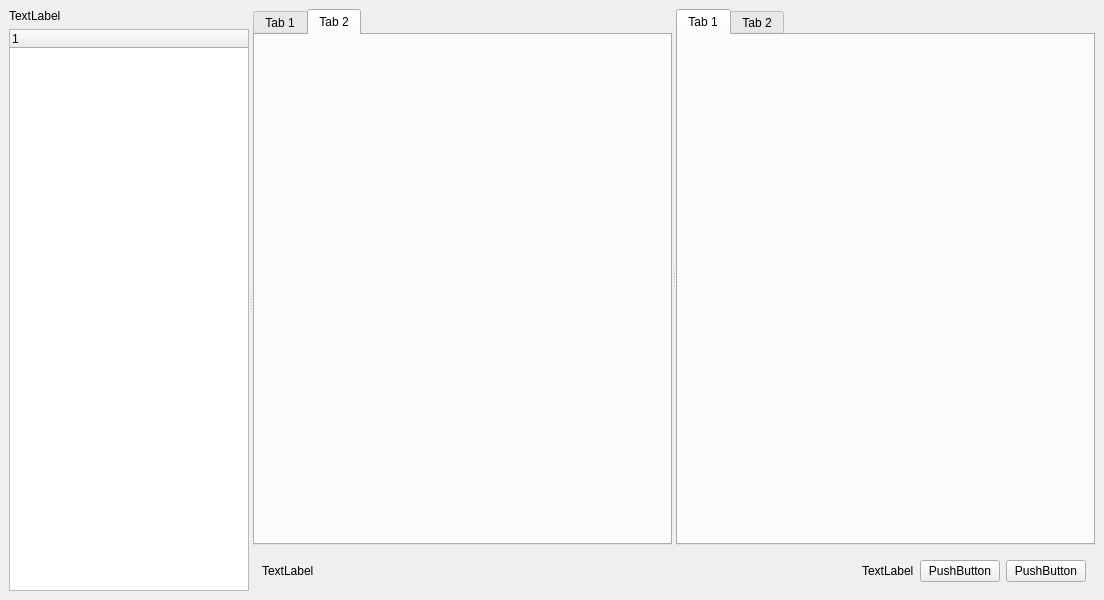
Above: mainwindow.ui from Gosha1122/CodeEditor2MenuBar before the change. Below: the same form after it.
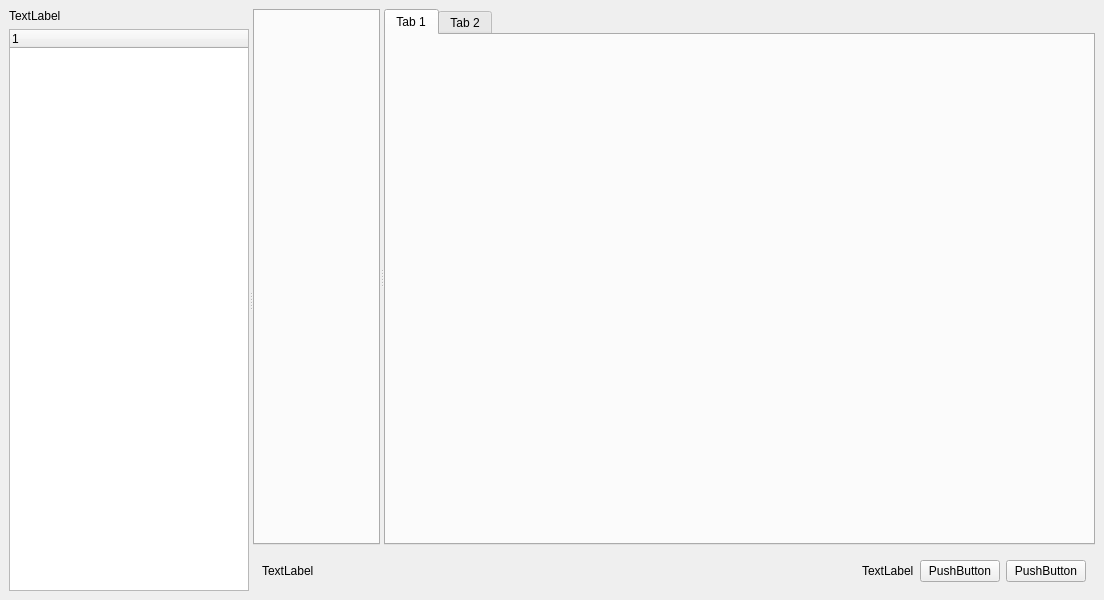
That is the form after the change.

Patch:
```diff
--- a/mainwindow.ui
+++ b/mainwindow.ui
@@ -51,16 +51,6 @@
            <property name="currentIndex">
             <number>1</number>
            </property>
-           <widget class="QWidget" name="tab">
-            <attribute name="title">
-             <string>Tab 1</string>
-            </attribute>
-           </widget>
-           <widget class="QWidget" name="tab_2">
-            <attribute name="title">
-             <string>Tab 2</string>
-            </attribute>
-           </widget>
           </widget>
           <widget class="QTabWidget" name="tabWidget_2">
            <property name="currentIndex">
```
Left out of the diff: 4 changed lines with no effect on the pictures.
